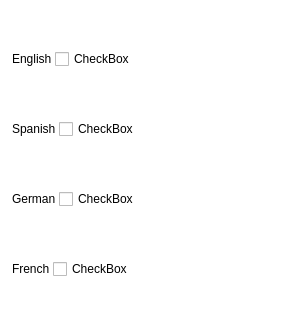
First picture: the form in ui/manuscript_context_menu_widget.ui, repository zkovari/plotlyst, before the edit.
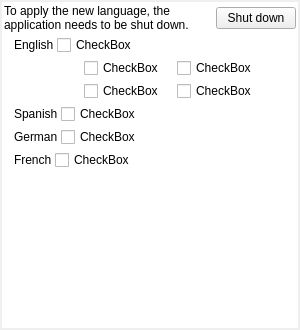
Second picture: the form after the edit. Custom widgets are drawn as their Qt base class.

Commit message: progress with shut down

What changed in the file:
```diff
--- a/ui/manuscript_context_menu_widget.ui
+++ b/ui/manuscript_context_menu_widget.ui
@@ -39,16 +39,16 @@
     <number>0</number>
    </property>
    <property name="leftMargin">
-    <number>0</number>
+    <number>2</number>
    </property>
    <property name="topMargin">
-    <number>0</number>
+    <number>2</number>
    </property>
    <property name="rightMargin">
-    <number>0</number>
+    <number>2</number>
    </property>
    <property name="bottomMargin">
-    <number>0</number>
+    <number>2</number>
    </property>
    <item>
     <widget class="QScrollArea" name="scrollArea">
@@ -63,8 +63,8 @@
        <rect>
         <x>0</x>
         <y>0</y>
-        <width>300</width>
-        <height>330</height>
+        <width>296</width>
+        <height>326</height>
        </rect>
       </property>
       <layout class="QVBoxLayout" name="verticalLayout_2">
@@ -83,6 +83,59 @@
        <property name="bottomMargin">
         <number>2</number>
        </property>
+       <item>
+        <widget class="QWidget" name="wdgShutDown" native="true">
+         <layout class="QHBoxLayout" name="horizontalLayout_6">
+          <property name="spacing">
+           <number>1</number>
+          </property>
+          <property name="leftMargin">
+           <number>0</number>
+          </property>
+          <property name="topMargin">
+           <number>0</number>
+          </property>
+          <property name="rightMargin">
+           <number>0</number>
+          </property>
+          <property name="bottomMargin">
+           <number>0</number>
+          </property>
+          <item>
+           <widget class="QLabel" name="lblShutdownHint">
+            <property name="text">
+             <string>To apply the new language, the application needs to be shut down.</string>
+            </property>
+            <property name="wordWrap">
+             <bool>true</bool>
+            </property>
+           </widget>
+          </item>
+          <item alignment="Qt::AlignRight">
+           <widget class="QPushButton" name="btnShutDown">
+            <property name="sizePolicy">
+             <sizepolicy hsizetype="Maximum" vsizetype="Fixed">
+              <horstretch>0</horstretch>
+              <verstretch>0</verstretch>
+             </sizepolicy>
+            </property>
+            <property name="cursor">
+             <cursorShape>PointingHandCursor</cursorShape>
+            </property>
+            <property name="text">
+             <string>Shut down</string>
+            </property>
+            <property name="base" stdset="0">
+             <bool>true</bool>
+            </property>
+            <property name="highlighted" stdset="0">
+             <bool>true</bool>
+            </property>
+           </widget>
+          </item>
+         </layout>
+        </widget>
+       </item>
        <item>
         <layout class="QHBoxLayout" name="horizontalLayout">
          <item>
@@ -124,6 +177,152 @@
          </item>
         </layout>
        </item>
+       <item>
+        <layout class="QHBoxLayout" name="horizontalLayout_5">
+         <item>
+          <spacer name="horizontalSpacer_5">
+           <property name="orientation">
+            <enum>Qt::Horizontal</enum>
+           </property>
+           <property name="sizeType">
+            <enum>QSizePolicy::Fixed</enum>
+           </property>
+           <property name="sizeHint" stdset="0">
+            <size>
+             <width>70</width>
+             <height>20</height>
+            </size>
+           </property>
+          </spacer>
+         </item>
+         <item>
+          <widget class="Emoji" name="label_9">
+           <property name="text">
+            <string/>
+           </property>
+           <property name="emoji" stdset="0">
+            <string>United_Kingdom</string>
+           </property>
+          </widget>
+         </item>
+         <item>
+          <widget class="Toggle" name="cbEnglishBritish">
+           <property name="text">
+            <string>CheckBox</string>
+           </property>
+           <attribute name="buttonGroup">
+            <string notr="true">btnGroup</string>
+           </attribute>
+          </widget>
+         </item>
+         <item>
+          <widget class="Emoji" name="label_12">
+           <property name="text">
+            <string/>
+           </property>
+           <property name="emoji" stdset="0">
+            <string>Canada</string>
+           </property>
+          </widget>
+         </item>
+         <item>
+          <widget class="Toggle" name="cbEnglishCanadian">
+           <property name="text">
+            <string>CheckBox</string>
+           </property>
+           <attribute name="buttonGroup">
+            <string notr="true">btnGroup</string>
+           </attribute>
+          </widget>
+         </item>
+         <item>
+          <spacer name="horizontalSpacer_6">
+           <property name="orientation">
+            <enum>Qt::Horizontal</enum>
+           </property>
+           <property name="sizeHint" stdset="0">
+            <size>
+             <width>40</width>
+             <height>20</height>
+            </size>
+           </property>
+          </spacer>
+         </item>
+        </layout>
+       </item>
+       <item>
+        <layout class="QHBoxLayout" name="horizontalLayout_7">
+         <item>
+          <spacer name="horizontalSpacer_9">
+           <property name="orientation">
+            <enum>Qt::Horizontal</enum>
+           </property>
+           <property name="sizeType">
+            <enum>QSizePolicy::Fixed</enum>
+           </property>
+           <property name="sizeHint" stdset="0">
+            <size>
+             <width>70</width>
+             <height>20</height>
+            </size>
+           </property>
+          </spacer>
+         </item>
+         <item>
+          <widget class="Emoji" name="label_11">
+           <property name="text">
+            <string/>
+           </property>
+           <property name="emoji" stdset="0">
+            <string>New_Zealand</string>
+           </property>
+          </widget>
+         </item>
+         <item>
+          <widget class="Toggle" name="cbEnglishNewZealand">
+           <property name="text">
+            <string>CheckBox</string>
+           </property>
+           <attribute name="buttonGroup">
+            <string notr="true">btnGroup</string>
+           </attribute>
+          </widget>
+         </item>
+         <item>
+          <widget class="Emoji" name="label_10">
+           <property name="text">
+            <string/>
+           </property>
+           <property name="emoji" stdset="0">
+            <string>Australia</string>
+           </property>
+          </widget>
+         </item>
+         <item>
+          <widget class="Toggle" name="cbEnglishAustralian">
+           <property name="text">
+            <string>CheckBox</string>
+           </property>
+           <attribute name="buttonGroup">
+            <string notr="true">btnGroup</string>
+           </attribute>
+          </widget>
+         </item>
+         <item>
+          <spacer name="horizontalSpacer_10">
+           <property name="orientation">
+            <enum>Qt::Horizontal</enum>
+           </property>
+           <property name="sizeHint" stdset="0">
+            <size>
+             <width>40</width>
+             <height>20</height>
+            </size>
+           </property>
+          </spacer>
+         </item>
+        </layout>
+       </item>
        <item>
         <layout class="QHBoxLayout" name="horizontalLayout_3">
          <item>
@@ -247,6 +446,19 @@
          </item>
         </layout>
        </item>
+       <item>
+        <spacer name="verticalSpacer">
+         <property name="orientation">
+          <enum>Qt::Vertical</enum>
+         </property>
+         <property name="sizeHint" stdset="0">
+          <size>
+           <width>20</width>
+           <height>40</height>
+          </size>
+         </property>
+        </spacer>
+       </item>
       </layout>
      </widget>
     </widget>
```
Left out of the diff: 15 changed lines with no effect on the pictures. The commit also changes 6 other files.
